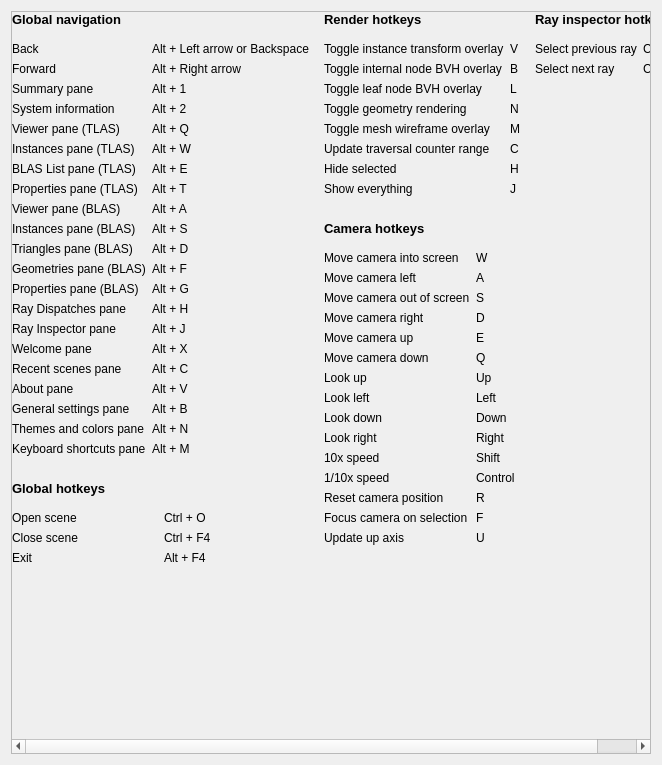
This is source/frontend/views/settings/keyboard_shortcuts_pane.ui in GPUOpen-Tools/radeon_raytracing_analyzer as Qt 5 draws it before an edit. The edited form follows.
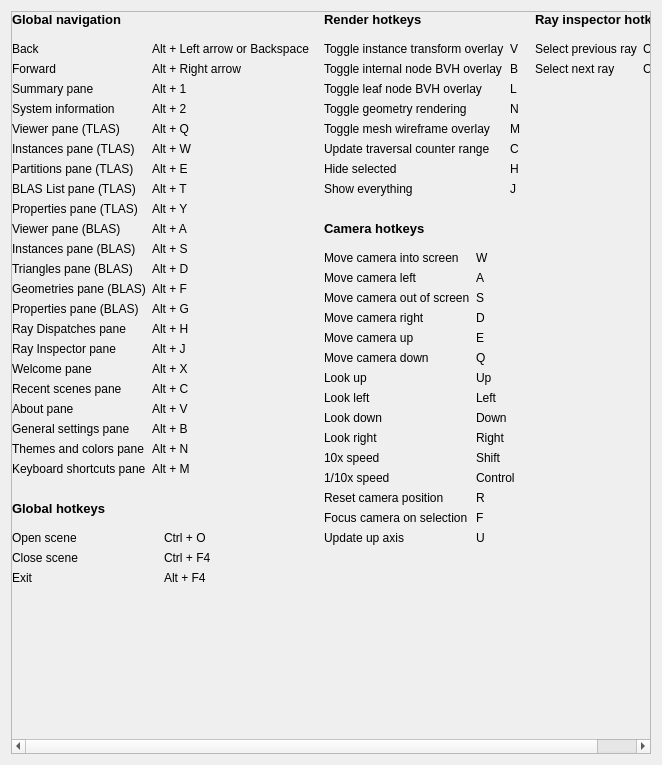
This is the edited form. Custom widgets are drawn as their Qt base class.

The edit to the form file:
```diff
--- a/source/frontend/views/settings/keyboard_shortcuts_pane.ui
+++ b/source/frontend/views/settings/keyboard_shortcuts_pane.ui
@@ -254,6 +254,32 @@
                  </widget>
                 </item>
                 <item row="6" column="0">
+                 <widget class="ScaledLabel" name="label_tlas_partitions_list_">
+                  <property name="sizePolicy">
+                   <sizepolicy hsizetype="MinimumExpanding" vsizetype="Fixed">
+                    <horstretch>0</horstretch>
+                    <verstretch>0</verstretch>
+                   </sizepolicy>
+                  </property>
+                  <property name="text">
+                   <string>Partitions pane (TLAS)</string>
+                  </property>
+                 </widget>
+                </item>
+                <item row="6" column="1">
+                 <widget class="ScaledLabel" name="content_tlas_partitions_list_">
+                  <property name="sizePolicy">
+                   <sizepolicy hsizetype="MinimumExpanding" vsizetype="Fixed">
+                    <horstretch>0</horstretch>
+                    <verstretch>0</verstretch>
+                   </sizepolicy>
+                  </property>
+                  <property name="text">
+                   <string>Alt + E</string>
+                  </property>
+                 </widget>
+                </item>
+                <item row="7" column="0">
                  <widget class="ScaledLabel" name="label_tlas_blas_list_">
                   <property name="sizePolicy">
                    <sizepolicy hsizetype="MinimumExpanding" vsizetype="Fixed">
@@ -266,7 +292,7 @@
                   </property>
                  </widget>
                 </item>
-                <item row="6" column="1">
+                <item row="7" column="1">
                  <widget class="ScaledLabel" name="content_tlas_blas_list_">
                   <property name="sizePolicy">
                    <sizepolicy hsizetype="MinimumExpanding" vsizetype="Fixed">
@@ -275,11 +301,11 @@
                    </sizepolicy>
                   </property>
                   <property name="text">
-                   <string>Alt + E</string>
+                   <string>Alt + T</string>
                   </property>
                  </widget>
                 </item>
-                <item row="7" column="0">
+                <item row="8" column="0">
                  <widget class="ScaledLabel" name="label_tlas_properties_">
                   <property name="sizePolicy">
                    <sizepolicy hsizetype="MinimumExpanding" vsizetype="Fixed">
@@ -292,7 +318,7 @@
                   </property>
                  </widget>
                 </item>
-                <item row="7" column="1">
+                <item row="8" column="1">
                  <widget class="ScaledLabel" name="content_tlas_properties_">
                   <property name="sizePolicy">
                    <sizepolicy hsizetype="MinimumExpanding" vsizetype="Fixed">
@@ -301,11 +327,11 @@
                    </sizepolicy>
                   </property>
                   <property name="text">
-                   <string>Alt + T</string>
+                   <string>Alt + Y</string>
                   </property>
                  </widget>
                 </item>
-                <item row="8" column="0">
+                <item row="9" column="0">
                  <widget class="ScaledLabel" name="label_blas_viewer_">
                   <property name="sizePolicy">
                    <sizepolicy hsizetype="MinimumExpanding" vsizetype="Fixed">
@@ -318,7 +344,7 @@
                   </property>
                  </widget>
                 </item>
-                <item row="8" column="1">
+                <item row="9" column="1">
                  <widget class="ScaledLabel" name="content_blas_viewer_">
                   <property name="sizePolicy">
                    <sizepolicy hsizetype="MinimumExpanding" vsizetype="Fixed">
@@ -331,7 +357,7 @@
                   </property>
                  </widget>
                 </item>
-                <item row="9" column="0">
+                <item row="10" column="0">
                  <widget class="ScaledLabel" name="label_blas_instances_">
                   <property name="sizePolicy">
                    <sizepolicy hsizetype="MinimumExpanding" vsizetype="Fixed">
@@ -344,7 +370,7 @@
                   </property>
                  </widget>
                 </item>
-                <item row="9" column="1">
+                <item row="10" column="1">
                  <widget class="ScaledLabel" name="content_blas_instances_">
                   <property name="sizePolicy">
                    <sizepolicy hsizetype="MinimumExpanding" vsizetype="Fixed">
@@ -357,7 +383,7 @@
                   </property>
                  </widget>
                 </item>
-                <item row="10" column="0">
+                <item row="11" column="0">
                  <widget class="ScaledLabel" name="label_blas_triangles_">
                   <property name="sizePolicy">
                    <sizepolicy hsizetype="MinimumExpanding" vsizetype="Fixed">
@@ -370,7 +396,7 @@
                   </property>
                  </widget>
                 </item>
-                <item row="10" column="1">
+                <item row="11" column="1">
                  <widget class="ScaledLabel" name="content_blas_triangles_">
                   <property name="sizePolicy">
                    <sizepolicy hsizetype="MinimumExpanding" vsizetype="Fixed">
@@ -383,7 +409,7 @@
                   </property>
                  </widget>
                 </item>
-                <item row="11" column="0">
+                <item row="12" column="0">
                  <widget class="ScaledLabel" name="label_blas_geometries_">
                   <property name="sizePolicy">
                    <sizepolicy hsizetype="MinimumExpanding" vsizetype="Fixed">
@@ -396,7 +422,7 @@
                   </property>
                  </widget>
                 </item>
-                <item row="11" column="1">
+                <item row="12" column="1">
                  <widget class="ScaledLabel" name="content_blas_geometries_">
                   <property name="sizePolicy">
                    <sizepolicy hsizetype="MinimumExpanding" vsizetype="Fixed">
@@ -409,7 +435,7 @@
                   </property>
                  </widget>
                 </item>
-                <item row="12" column="0">
+                <item row="13" column="0">
                  <widget class="ScaledLabel" name="label_blas_properties_">
                   <property name="sizePolicy">
                    <sizepolicy hsizetype="MinimumExpanding" vsizetype="Fixed">
@@ -422,7 +448,7 @@
                   </property>
                  </widget>
                 </item>
-                <item row="12" column="1">
+                <item row="13" column="1">
                  <widget class="ScaledLabel" name="content_blas_properties_">
                   <property name="sizePolicy">
                    <sizepolicy hsizetype="MinimumExpanding" vsizetype="Fixed">
@@ -435,7 +461,7 @@
                   </property>
                  </widget>
                 </item>
-                <item row="13" column="0">
+                <item row="14" column="0">
                  <widget class="ScaledLabel" name="label_Dispatches_">
                   <property name="sizePolicy">
                    <sizepolicy hsizetype="MinimumExpanding" vsizetype="Fixed">
@@ -448,7 +474,7 @@
                   </property>
                  </widget>
                 </item>
-                <item row="13" column="1">
+                <item row="14" column="1">
                  <widget class="ScaledLabel" name="content_dispatches_">
                   <property name="sizePolicy">
                    <sizepolicy hsizetype="MinimumExpanding" vsizetype="Fixed">
@@ -461,7 +487,7 @@
                   </property>
                  </widget>
                 </item>
-                <item row="14" column="0">
+                <item row="15" column="0">
                  <widget class="ScaledLabel" name="label_inspector_">
                   <property name="sizePolicy">
                    <sizepolicy hsizetype="MinimumExpanding" vsizetype="Fixed">
@@ -474,7 +500,7 @@
                   </property>
                  </widget>
                 </item>
-                <item row="14" column="1">
+                <item row="15" column="1">
                  <widget class="ScaledLabel" name="content_inspector_">
                   <property name="sizePolicy">
                    <sizepolicy hsizetype="MinimumExpanding" vsizetype="Fixed">
@@ -487,7 +513,7 @@
                   </property>
                  </widget>
                 </item>
-                <item row="15" column="0">
+                <item row="16" column="0">
                  <widget class="ScaledLabel" name="label_Welcome_">
                   <property name="sizePolicy">
                    <sizepolicy hsizetype="MinimumExpanding" vsizetype="Fixed">
@@ -500,7 +526,7 @@
                   </property>
                  </widget>
                 </item>
-                <item row="15" column="1">
+                <item row="16" column="1">
                  <widget class="ScaledLabel" name="content_welcome_">
                   <property name="sizePolicy">
                    <sizepolicy hsizetype="MinimumExpanding" vsizetype="Fixed">
@@ -513,7 +539,7 @@
                   </property>
                  </widget>
                 </item>
-                <item row="16" column="0">
+                <item row="17" column="0">
                  <widget class="ScaledLabel" name="label_recent_traces_">
                   <property name="sizePolicy">
                    <sizepolicy hsizetype="MinimumExpanding" vsizetype="Fixed">
@@ -526,7 +552,7 @@
                   </property>
                  </widget>
                 </item>
-                <item row="16" column="1">
+                <item row="17" column="1">
                  <widget class="ScaledLabel" name="content_recent_traces_">
                   <property name="sizePolicy">
                    <sizepolicy hsizetype="MinimumExpanding" vsizetype="Fixed">
@@ -539,7 +565,7 @@
                   </property>
                  </widget>
                 </item>
-                <item row="17" column="0">
+                <item row="18" column="0">
                  <widget class="ScaledLabel" name="label_about_">
                   <property name="sizePolicy">
                    <sizepolicy hsizetype="MinimumExpanding" vsizetype="Fixed">
@@ -552,7 +578,7 @@
                   </property>
                  </widget>
                 </item>
-                <item row="17" column="1">
+                <item row="18" column="1">
                  <widget class="ScaledLabel" name="content_about_">
                   <property name="sizePolicy">
                    <sizepolicy hsizetype="MinimumExpanding" vsizetype="Fixed">
@@ -565,7 +591,7 @@
                   </property>
                  </widget>
                 </item>
-                <item row="18" column="0">
+                <item row="19" column="0">
                  <widget class="ScaledLabel" name="label_general_settings_">
                   <property name="sizePolicy">
                    <sizepolicy hsizetype="MinimumExpanding" vsizetype="Fixed">
@@ -578,7 +604,7 @@
                   </property>
                  </widget>
                 </item>
-                <item row="18" column="1">
+                <item row="19" column="1">
                  <widget class="ScaledLabel" name="content_general_settings_">
                   <property name="sizePolicy">
                    <sizepolicy hsizetype="MinimumExpanding" vsizetype="Fixed">
@@ -591,7 +617,7 @@
                   </property>
                  </widget>
                 </item>
-                <item row="19" column="0">
+                <item row="20" column="0">
                  <widget class="ScaledLabel" name="label_themes_and_colors_">
                   <property name="sizePolicy">
                    <sizepolicy hsizetype="MinimumExpanding" vsizetype="Fixed">
@@ -604,7 +630,7 @@
                   </property>
                  </widget>
                 </item>
-                <item row="19" column="1">
+                <item row="20" column="1">
                  <widget class="ScaledLabel" name="content_themes_and_colors_">
                   <property name="sizePolicy">
                    <sizepolicy hsizetype="MinimumExpanding" vsizetype="Fixed">
@@ -617,7 +643,7 @@
                   </property>
                  </widget>
                 </item>
-                <item row="20" column="0">
+                <item row="21" column="0">
                  <widget class="ScaledLabel" name="label_keyboard_shortcuts_">
                   <property name="sizePolicy">
                    <sizepolicy hsizetype="MinimumExpanding" vsizetype="Fixed">
@@ -630,7 +656,7 @@
                   </property>
                  </widget>
                 </item>
-                <item row="20" column="1">
+                <item row="21" column="1">
                  <widget class="ScaledLabel" name="content_keyboard_shortcuts_">
                   <property name="sizePolicy">
                    <sizepolicy hsizetype="MinimumExpanding" vsizetype="Fixed">
```
Left out of the diff: 1 changed line with no effect on the pictures.
